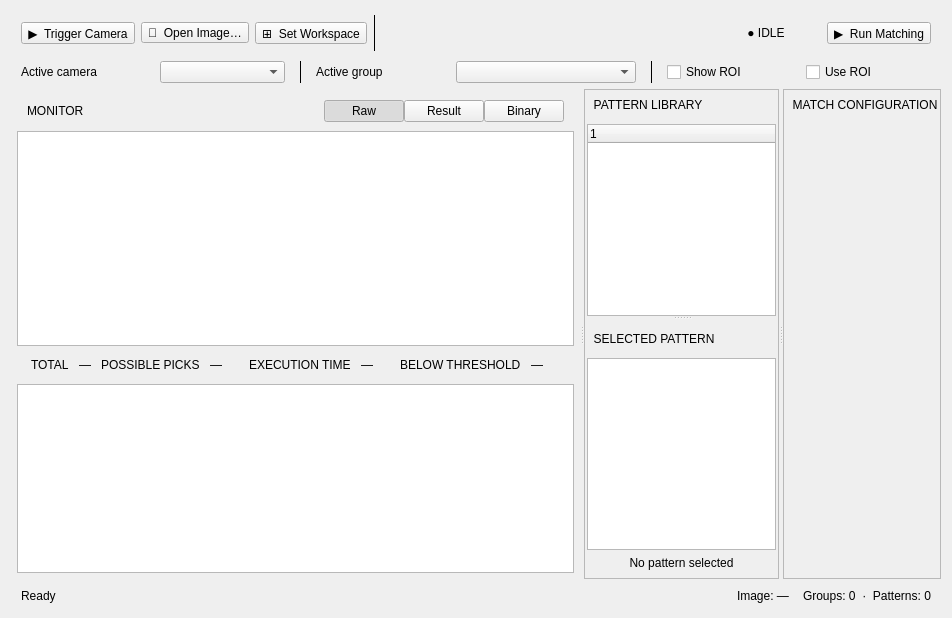
The window that src/form/task/localization_patterns_widget.ui (gstorm-b/VC_APP) describes before a commit, drawn with Qt 5.
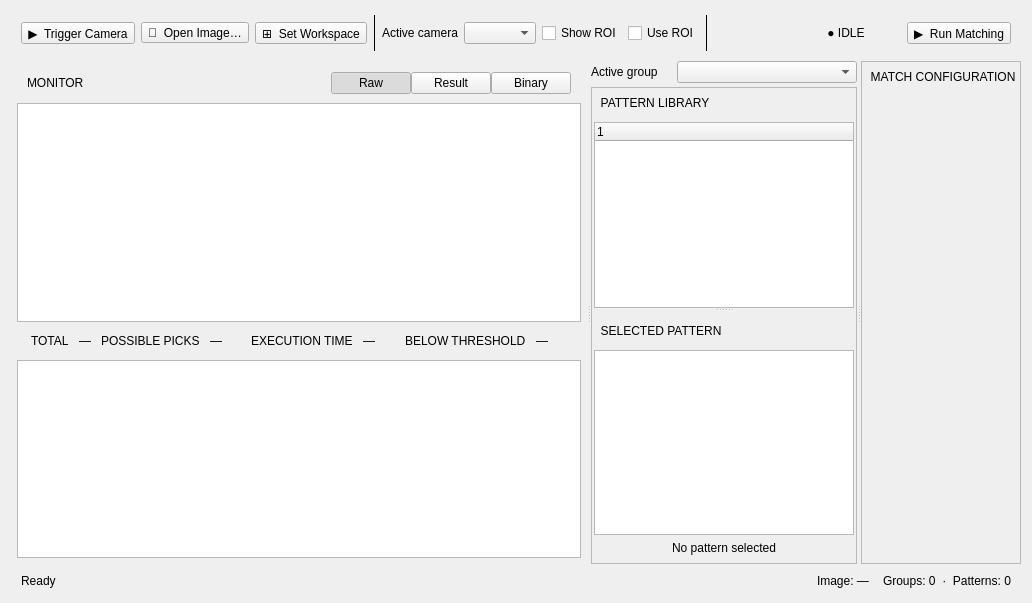
The same window after the commit. Custom widgets are drawn as their Qt base class.

Commit message:
new icon style
update new icon style

```diff
--- a/src/form/task/localization_patterns_widget.ui
+++ b/src/form/task/localization_patterns_widget.ui
@@ -6,8 +6,8 @@
    <rect>
     <x>0</x>
     <y>0</y>
-    <width>952</width>
-    <height>618</height>
+    <width>1032</width>
+    <height>603</height>
    </rect>
   </property>
   <property name="windowTitle">
@@ -84,6 +84,43 @@
         </property>
        </widget>
       </item>
+      <item>
+       <widget class="QLabel" name="label_active_camera">
+        <property name="text">
+         <string>Active camera</string>
+        </property>
+       </widget>
+      </item>
+      <item>
+       <widget class="QComboBox" name="comboBox_camera"/>
+      </item>
+      <item>
+       <widget class="QCheckBox" name="cbx_show_match_area">
+        <property name="styleSheet">
+         <string notr="true"/>
+        </property>
+        <property name="text">
+         <string>Show ROI</string>
+        </property>
+       </widget>
+      </item>
+      <item>
+       <widget class="QCheckBox" name="cbx_use_match_area">
+        <property name="styleSheet">
+         <string notr="true"/>
+        </property>
+        <property name="text">
+         <string>Use ROI</string>
+        </property>
+       </widget>
+      </item>
+      <item>
+       <widget class="QFrame" name="sep2">
+        <property name="frameShape">
+         <enum>QFrame::Shape::VLine</enum>
+        </property>
+       </widget>
+      </item>
       <item>
        <spacer name="hsp_toolbar">
         <property name="orientation">
@@ -129,106 +166,6 @@
      </layout>
     </widget>
    </item>
-   <item>
-    <widget class="QFrame" name="frame_operate">
-     <property name="minimumSize">
-      <size>
-       <width>0</width>
-       <height>22</height>
-      </size>
-     </property>
-     <property name="maximumSize">
-      <size>
-       <width>16777215</width>
-       <height>22</height>
-      </size>
-     </property>
-     <property name="frameShape">
-      <enum>QFrame::Shape::NoFrame</enum>
-     </property>
-     <property name="frameShadow">
-      <enum>QFrame::Shadow::Plain</enum>
-     </property>
-     <layout class="QHBoxLayout" name="horizontalLayout">
-      <property name="spacing">
-       <number>14</number>
-      </property>
-      <property name="leftMargin">
-       <number>10</number>
-      </property>
-      <property name="topMargin">
-       <number>0</number>
-      </property>
-      <property name="rightMargin">
-       <number>10</number>
-      </property>
-      <property name="bottomMargin">
-       <number>0</number>
-      </property>
-      <item>
-       <widget class="QLabel" name="label_active_camera">
-        <property name="text">
-         <string>Active camera</string>
-        </property>
-       </widget>
-      </item>
-      <item>
-       <widget class="QComboBox" name="comboBox_camera"/>
-      </item>
-      <item>
-       <widget class="QFrame" name="sep2">
-        <property name="frameShape">
-         <enum>QFrame::Shape::VLine</enum>
-        </property>
-       </widget>
-      </item>
-      <item>
-       <widget class="QLabel" name="label_active_group">
-        <property name="text">
-         <string>Active group</string>
-        </property>
-       </widget>
-      </item>
-      <item>
-       <widget class="NoWheelComboBox" name="comboBox_pattern_group">
-        <property name="minimumSize">
-         <size>
-          <width>180</width>
-          <height>0</height>
-         </size>
-        </property>
-       </widget>
-      </item>
-      <item>
-       <widget class="QFrame" name="sep3">
-        <property name="frameShape">
-         <enum>QFrame::Shape::VLine</enum>
-        </property>
-       </widget>
-      </item>
-      <item>
-       <widget class="QCheckBox" name="cbx_show_match_area">
-        <property name="styleSheet">
-         <string notr="true"/>
-        </property>
-        <property name="text">
-         <string>Show ROI</string>
-        </property>
-       </widget>
-      </item>
-      <item>
-       <widget class="QCheckBox" name="cbx_use_match_area">
-        <property name="styleSheet">
-         <string notr="true"/>
-        </property>
-        <property name="text">
-         <string>Use ROI</string>
-        </property>
-       </widget>
-      </item>
-     </layout>
-    </widget>
-   </item>
    <item>
     <widget class="QSplitter" name="splitter_main">
      <property name="orientation">
@@ -661,7 +598,7 @@
       </layout>
      </widget>
      <widget class="QWidget" name="pane_library">
-      <layout class="QVBoxLayout" name="libraryLayout" stretch="0">
+      <layout class="QVBoxLayout" name="libraryLayout" stretch="0,0">
        <property name="spacing">
         <number>4</number>
        </property>
@@ -677,6 +614,30 @@
        <property name="bottomMargin">
         <number>0</number>
        </property>
+       <item>
+        <layout class="QHBoxLayout" name="horizontalLayout_4">
+         <property name="topMargin">
+          <number>0</number>
+         </property>
+         <item>
+          <widget class="QLabel" name="label_active_group">
+           <property name="text">
+            <string>Active group</string>
+           </property>
+          </widget>
+         </item>
+         <item>
+          <widget class="NoWheelComboBox" name="comboBox_pattern_group">
+           <property name="minimumSize">
+            <size>
+             <width>180</width>
+             <height>0</height>
+            </size>
+           </property>
+          </widget>
+         </item>
+        </layout>
+       </item>
        <item>
         <widget class="FrameBox" name="frame_library">
          <property name="frameShape">
```
The commit also changes 102 other files.
